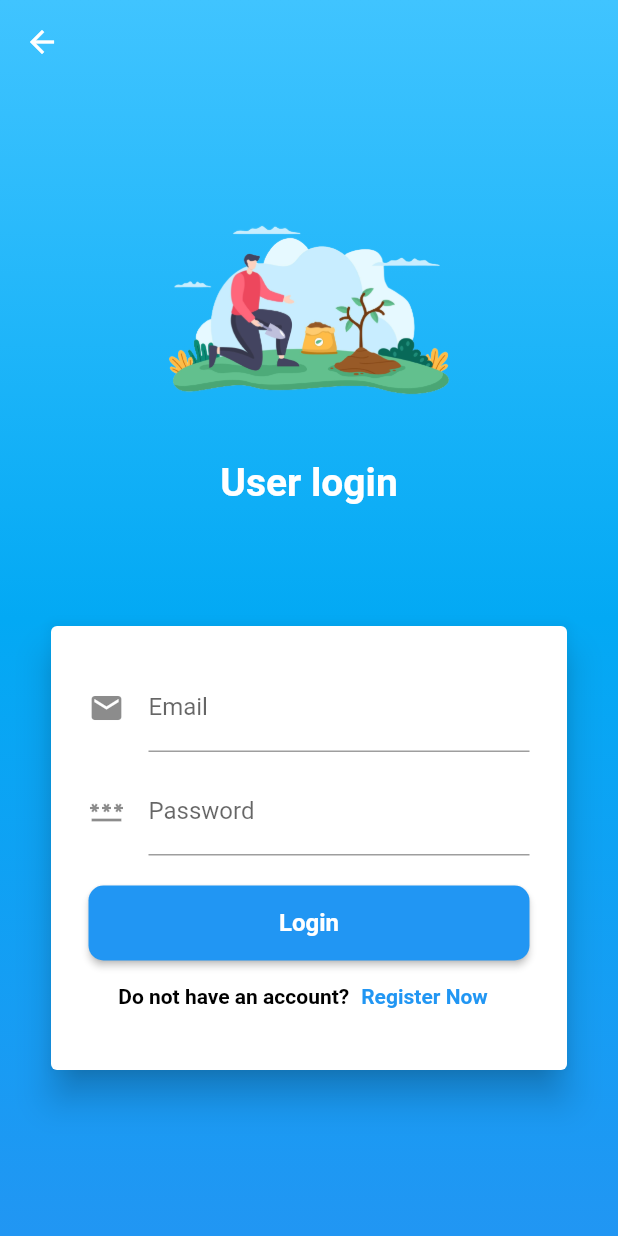
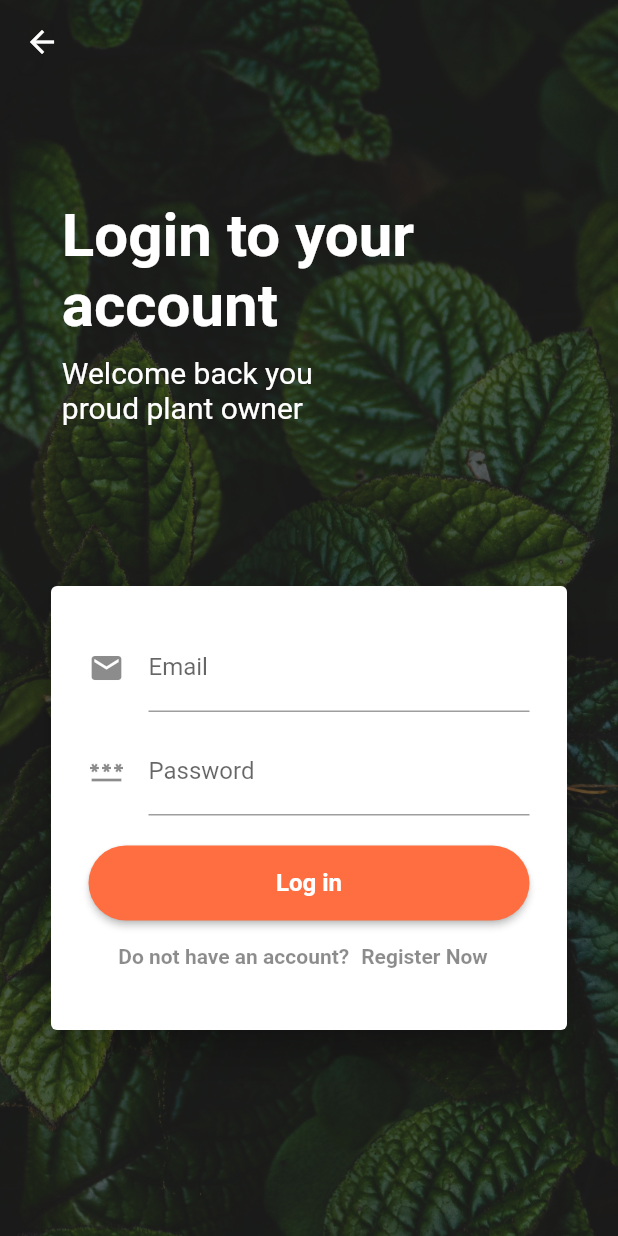
Before and after one commit to Gadi0905/ngtszhim_vt6001cem_project, a Flutter app: the screen it shows after launch, after a tap on "Login", on a phone screen of 412 x 824 dp. Run offline on Flutter 3.47's test engine with Material 2 defaults, Android fonts, the phone set to English and light mode, and no system bars; our stand-ins replace cloud_firestore, firebase_auth, firebase_core, firebase_database, syncfusion_flutter_charts, top_snackbar_flutter; accounts and stored records are empty.

Commit message:
UI changed

```diff
--- a/lib/src/helpers/widgets_helper/background_widget/default_background_widget.dart
+++ b/lib/src/helpers/widgets_helper/background_widget/default_background_widget.dart
@@ -12,17 +12,18 @@ class DefaultBackgroundWidget {
     return Container(
       width: MediaQuery.of(context).size.width,
       height: MediaQuery.of(context).size.height,
-      decoration: BoxDecoration(
-        gradient: LinearGradient(
-          colors: [
-            topColor ?? Colors.lightBlueAccent,
-            middleColor ?? Colors.lightBlue,
-            bottomColor ?? Colors.blue
-          ],
-          begin: Alignment.topCenter,
-          end: Alignment.bottomCenter,
-        ),
-      ),
+      color: Colors.black87,
+      // decoration: BoxDecoration(
+      //   gradient: LinearGradient(
+      //     colors: [
+      //       topColor ?? Colors.lightBlueAccent,
+      //       middleColor ?? Colors.lightBlue,
+      //       bottomColor ?? Colors.blue
+      //     ],
+      //     begin: Alignment.topCenter,
+      //     end: Alignment.bottomCenter,
+      //   ),
+      // ),
       child: child,
     );
   }
--- a/lib/src/helpers/widgets_helper/button_widget/button_widget.dart
+++ b/lib/src/helpers/widgets_helper/button_widget/button_widget.dart
@@ -19,7 +19,7 @@ class ButtonWidget {
         style: ElevatedButton.styleFrom(
           primary: backgroundColor ?? Colors.white,
           shape: RoundedRectangleBorder(
-            borderRadius: BorderRadius.circular(10.0),
+            borderRadius: BorderRadius.circular(25.0),
           ),
           side: BorderSide(
             width: 3.0,
--- a/lib/src/helpers/widgets_helper/button_widget/text_button_widget.dart
+++ b/lib/src/helpers/widgets_helper/button_widget/text_button_widget.dart
@@ -16,7 +16,7 @@ class TextButtonWidget {
         Text(
           question ?? 'question',
           style: TextStyle(
-            color: questionColor ?? Colors.black,
+            color: questionColor ?? Colors.black45,
             fontWeight: FontWeight.bold,
           ),
         ),
@@ -25,7 +25,7 @@ class TextButtonWidget {
           child: Text(
             title ?? 'title',
             style: TextStyle(
-              color: textColor ?? Colors.blue,
+              color: textColor ?? Colors.black45,
               fontWeight: FontWeight.bold,
             ),
           ),
--- a/lib/src/screens/logged_in_screens/account_screen/account_screen.dart
+++ b/lib/src/screens/logged_in_screens/account_screen/account_screen.dart
@@ -75,6 +75,8 @@ class _AccountScreenState extends State<AccountScreen> {
   Widget _buildLogoutButton() {
     return ButtonWidget.basicStyle(
       context: context,
+      backgroundColor: Colors.grey,
+      textColor: Colors.white,
       title: 'Logout',
       onPressItem: () async {
         logout();
--- a/lib/src/screens/not_logged_in_screens/login_screen/login_screen.dart
+++ b/lib/src/screens/not_logged_in_screens/login_screen/login_screen.dart
@@ -34,24 +34,40 @@ class _LoginScreenState extends State<LoginScreen> {
   Widget _buildBody(BuildContext context) {
     return DefaultBackgroundWidget.basicColor(
       context: context,
-      child: Padding(
+      child: Stack(
+        children: [
+          _buildBackgroundImage(context),
+          _buildItem(context),
+        ],
+      ),
+    );
+  }
+
+  Widget _buildBackgroundImage(BuildContext context) {
+    return Positioned.fill(
+      child: Opacity(
+        opacity: 0.3,
+        child: AssetImageWidget.basicImage(
+          context: context,
+          image: 'wallpaper.jpg',
+          fit: BoxFit.cover,
+        ),
+      ),
+    );
+  }
+
+  Widget _buildItem(BuildContext context) {
+    return Padding(
       padding: const EdgeInsets.all(30.0),
       child: Column(
         crossAxisAlignment: CrossAxisAlignment.center,
         children: [
           const Spacer(),
-            AssetImageWidget.basicImage(
-              context: context,
-              image: 'planting.png',
-              width: 200,
-              height: 200,
-            ),
           _buildText(context),
           const Spacer(),
           _buildCard(context),
           const Spacer(),
         ],
-        ),
       ),
     );
   }
@@ -60,15 +76,24 @@ class _LoginScreenState extends State<LoginScreen> {
     return SizedBox(
       width: MediaQuery.of(context).size.width * 0.8,
       child: Column(
-        crossAxisAlignment: CrossAxisAlignment.center,
+        crossAxisAlignment: CrossAxisAlignment.start,
         children: const [
           Text(
-            'User login',
-            textAlign: TextAlign.center,
+            'Login to your account',
+            textAlign: TextAlign.start,
             style: TextStyle(
               color: Colors.white,
-              fontSize: 26,
+              fontSize: 40,
               fontWeight: FontWeight.bold,
+            ),
+          ),
+          SizedBox(height: 10),
+          Text(
+            'Welcome back you\nproud plant owner',
+            textAlign: TextAlign.start,
+            style: TextStyle(
+              color: Colors.white,
+              fontSize: 20,
             ),
           ),
         ],
@@ -136,8 +161,8 @@ class _LoginScreenState extends State<LoginScreen> {
   Widget _buildLoginButton() {
     return ButtonWidget.basicStyle(
       context: context,
-      title: 'Login',
-      backgroundColor: Colors.blue,
+      title: 'Log in',
+      backgroundColor: Colors.deepOrangeAccent.shade200,
       textColor: Colors.white,
       onPressItem: () {
         login();
--- a/lib/src/screens/not_logged_in_screens/welcome_screen.dart
+++ b/lib/src/screens/not_logged_in_screens/welcome_screen.dart
@@ -2,6 +2,7 @@ import 'package:flutter/material.dart';
 import 'package:ngtszhim_vt6001cem_project/src/helpers/routes_helper/routes_helper.dart';
 import 'package:ngtszhim_vt6001cem_project/src/helpers/widgets_helper/appbar_widget/default_appbar_widget.dart';
 import 'package:ngtszhim_vt6001cem_project/src/helpers/widgets_helper/asset_image_widget/asset_image_widget.dart';
+import 'package:ngtszhim_vt6001cem_project/src/helpers/widgets_helper/background_widget/default_background_widget.dart';
 import 'package:ngtszhim_vt6001cem_project/src/helpers/widgets_helper/button_widget/button_widget.dart';
 import 'package:ngtszhim_vt6001cem_project/src/screens/not_logged_in_screens/login_screen/login_screen.dart';
 import 'package:ngtszhim_vt6001cem_project/src/screens/not_logged_in_screens/registration_screen/registration_screen.dart';
@@ -19,10 +20,8 @@ class WelcomeScreen extends StatelessWidget {
   }
 
   Widget _buildBody(BuildContext context) {
-    return Container(
-      width: MediaQuery.of(context).size.width,
-      height: MediaQuery.of(context).size.height,
-      color: Colors.black,
+    return DefaultBackgroundWidget.basicColor(
+      context: context,
       child: Stack(
         children: [
           _buildBackgroundImage(context),
@@ -52,7 +51,7 @@ class WelcomeScreen extends StatelessWidget {
         children: [
           const Spacer(),
           _buildWelcomeText(context),
-          const Spacer(flex: 2),
+          const Spacer(),
           _buildButton(context),
           const Spacer(),
         ],
@@ -64,23 +63,13 @@ class WelcomeScreen extends StatelessWidget {
     return SizedBox(
       width: MediaQuery.of(context).size.width * 0.8,
       child: Column(
-        crossAxisAlignment: CrossAxisAlignment.center,
+        crossAxisAlignment: CrossAxisAlignment.start,
         children: const [
           Text(
-            'Planting Prince',
-            textAlign: TextAlign.center,
+            'The best\napp for\nyour plants',
             style: TextStyle(
               color: Colors.white,
-              fontSize: 40,
-              fontWeight: FontWeight.bold,
-            ),
-          ),
-          SizedBox(height: 10),
-          Text(
-            'A simple app to help you grow plants',
-            style: TextStyle(
-              color: Colors.white38,
-              fontSize: 15,
+              fontSize: 65,
               fontWeight: FontWeight.bold,
             ),
           ),
@@ -95,8 +84,7 @@ class WelcomeScreen extends StatelessWidget {
       children: [
         ButtonWidget.basicStyle(
           context: context,
-          backgroundColor: Colors.transparent,
-          borderColor: Colors.white,
+          backgroundColor: Colors.deepOrangeAccent.shade200,
           textColor: Colors.white,
           title: 'Getting started',
           onPressItem: () {
@@ -106,7 +94,7 @@ class WelcomeScreen extends StatelessWidget {
         const SizedBox(height: 20),
         ButtonWidget.basicStyle(
           context: context,
-          backgroundColor: Colors.blue,
+          backgroundColor: Colors.grey,
           textColor: Colors.white,
           title: 'Login',
           onPressItem: () {
```
Also changed, not shown: lib/src/screens/logged_in_screens/home_screen/humidity_screen/humidity_screen.dart (+27 -4 lines), lib/src/screens/logged_in_screens/home_screen/temperature_screen/temperature_screen.dart (+27 -4 lines), lib/src/screens/logged_in_screens/index_screen.dart (+25 -2 lines), lib/src/screens/not_logged_in_screens/registration_screen/registration_screen.dart (+38 -13 lines), assets/images/wallpaper.jpg. Lines whose indentation alone changed are shown as unchanged.
